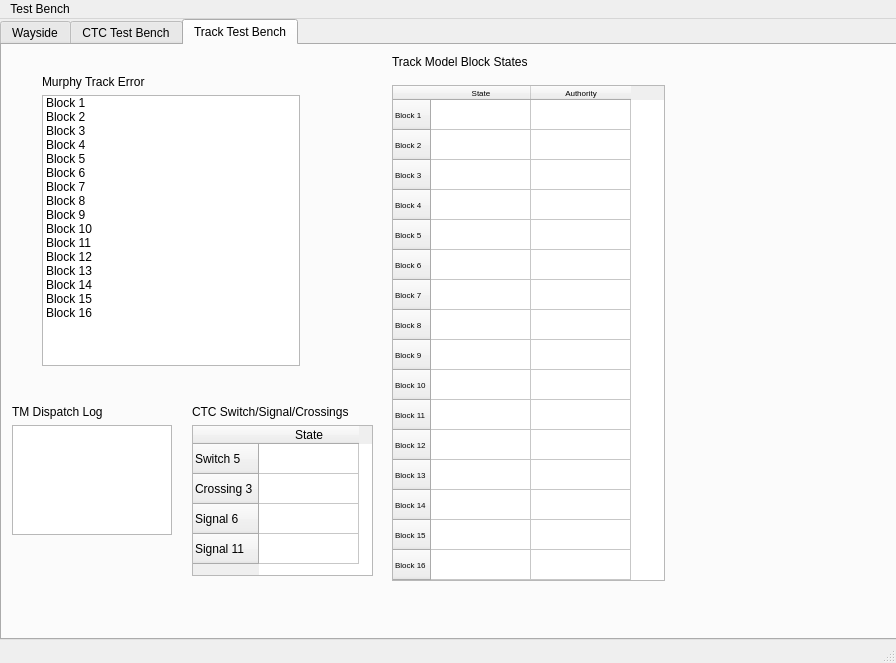
Qt form WaysideShell.ui (ColeMinersUnion/Trains) before a commit.
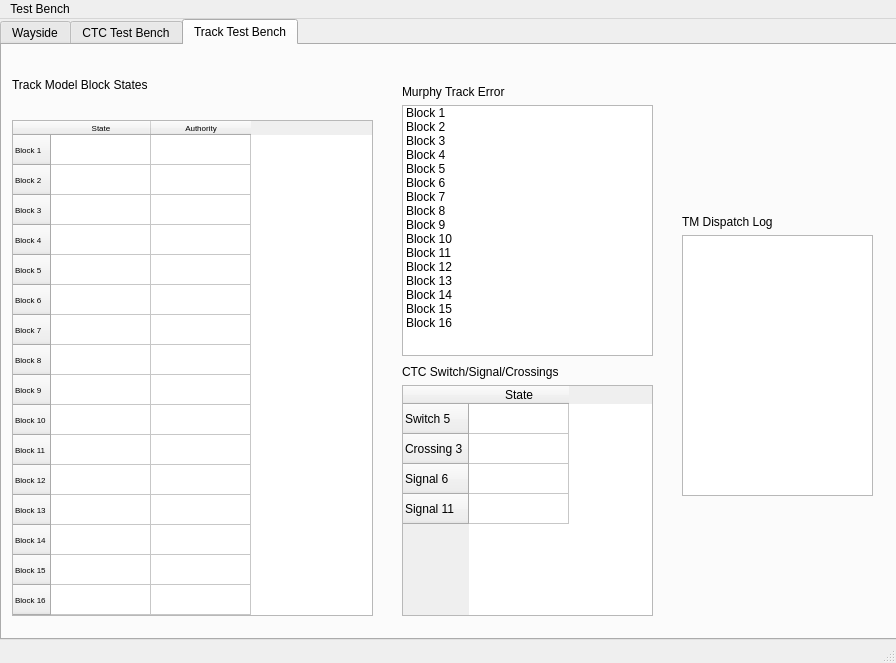
The same form after that commit. The open tabs and pages were chosen to show the change.

Commit message: Layout adjustments to track and ctc UI

```diff
--- a/WaysideShell.ui
+++ b/WaysideShell.ui
@@ -797,10 +797,10 @@
      <widget class="QWidget" name="verticalLayoutWidget_3">
       <property name="geometry">
        <rect>
-        <x>390</x>
-        <y>0</y>
-        <width>273</width>
-        <height>536</height>
+        <x>10</x>
+        <y>10</y>
+        <width>361</width>
+        <height>561</height>
        </rect>
       </property>
       <layout class="QVBoxLayout" name="BlockTable">
@@ -1027,10 +1027,10 @@
      <widget class="QWidget" name="verticalLayoutWidget_7">
       <property name="geometry">
        <rect>
-        <x>190</x>
-        <y>360</y>
-        <width>181</width>
-        <height>171</height>
+        <x>400</x>
+        <y>320</y>
+        <width>251</width>
+        <height>251</height>
        </rect>
       </property>
       <layout class="QVBoxLayout" name="track_state_2">
@@ -1075,10 +1075,10 @@
      <widget class="QWidget" name="verticalLayoutWidget_8">
       <property name="geometry">
        <rect>
-        <x>40</x>
-        <y>30</y>
-        <width>258</width>
-        <height>291</height>
+        <x>400</x>
+        <y>40</y>
+        <width>251</width>
+        <height>271</height>
        </rect>
       </property>
       <layout class="QVBoxLayout" name="Murphy">
@@ -1229,10 +1229,10 @@
      <widget class="QWidget" name="verticalLayoutWidget_13">
       <property name="geometry">
        <rect>
-        <x>10</x>
-        <y>360</y>
-        <width>160</width>
-        <height>130</height>
+        <x>680</x>
+        <y>170</y>
+        <width>191</width>
+        <height>281</height>
        </rect>
       </property>
       <layout class="QVBoxLayout" name="ctc_log_3">
```
Left out of the diff: 42 changed lines with no effect on the pictures.
